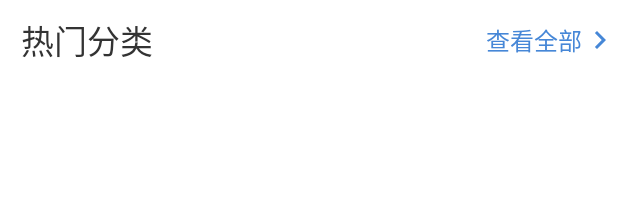
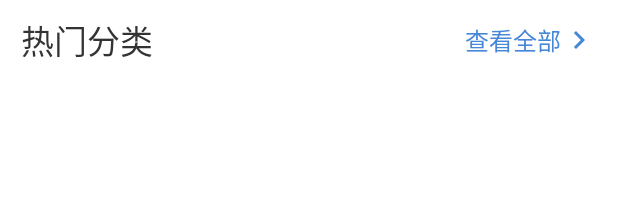
Before and after one commit to xiayutianxiang/Eyepetizer, an Android app: the layout item_special_text_header7.xml on its own in the app's theme, with its tools: preview values and no code run, on a phone screen of 412 x 824 dp. Shown: the top 219 px of the screen. Run offline under Robolectric (Android 15) with nearby library versions, the phone set to English and light mode, and no system bars; network calls fail; Roboto replaces fonts that are not available here.

Commit message:
commit：添加推荐作者

```diff
--- a/app/src/main/java/com/shanshan/eyepetizer/adapter/holder/ViewHolder.kt
+++ b/app/src/main/java/com/shanshan/eyepetizer/adapter/holder/ViewHolder.kt
@@ -178,6 +178,7 @@ object RecyclerViewUtil {
             "BriefCard" ->
                 when (followType) {
                     "category" -> DiscoveryItemViewType.CARD_TYPE_BRIEF
+                    "author" -> DiscoveryItemViewType.TAG_BRIEF_CARD
                     else -> DiscoveryItemViewType.UNKNOWN
                 }
             "TagBriefCard" -> {
--- a/app/src/main/res/layout/item_special_text_header7.xml
+++ b/app/src/main/res/layout/item_special_text_header7.xml
@@ -22,6 +22,7 @@
         android:id="@+id/tv_right_text"
         android:layout_width="wrap_content"
         android:layout_height="@dimen/dimen_53dp"
+        android:layout_marginEnd="@dimen/dimen_14dp"
         android:layout_alignParentEnd="true"
         android:drawableEnd="@drawable/ic_into_blue_24dp"
         android:gravity="center"
```
